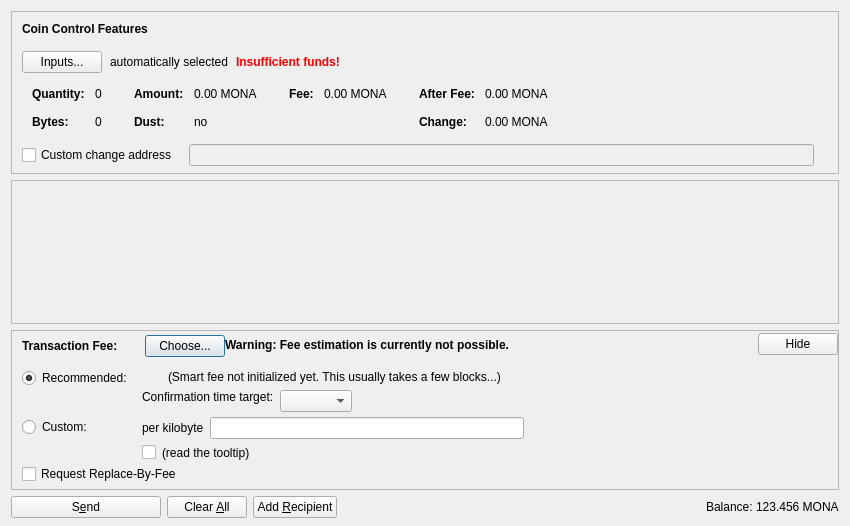
Above: src/qt/forms/sendcoinsdialog.ui from monacoinproject/monacoin before the change. Below: the same form after it.
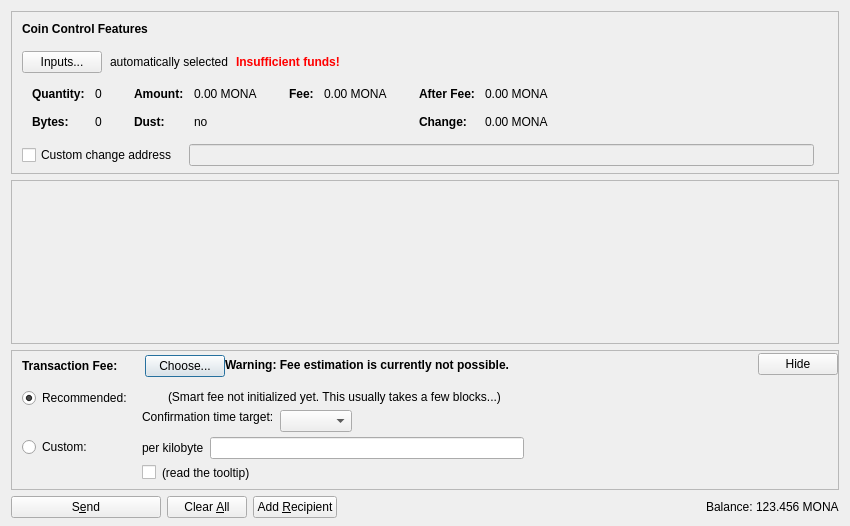
That is the form after the change. Icons and pictures are not drawn. Custom widgets are drawn as their Qt base class.

Commit message: Litecoin: Disable RBF UI

What changed in the file:
```diff
--- a/src/qt/forms/sendcoinsdialog.ui
+++ b/src/qt/forms/sendcoinsdialog.ui
@@ -1105,16 +1105,6 @@
              </item>
             </layout>
            </item>
-           <item>
-            <widget class="QCheckBox" name="optInRBF">
-             <property name="text">
-              <string>Request Replace-By-Fee</string>
-             </property>
-             <property name="toolTip">
-              <string>Indicates that the sender may wish to replace this transaction with a new one paying higher fees (prior to being confirmed).</string>
-             </property>
-            </widget>
-           </item>
           </layout>
          </widget>
         </item>
```
The commit also changes 2 other files.
